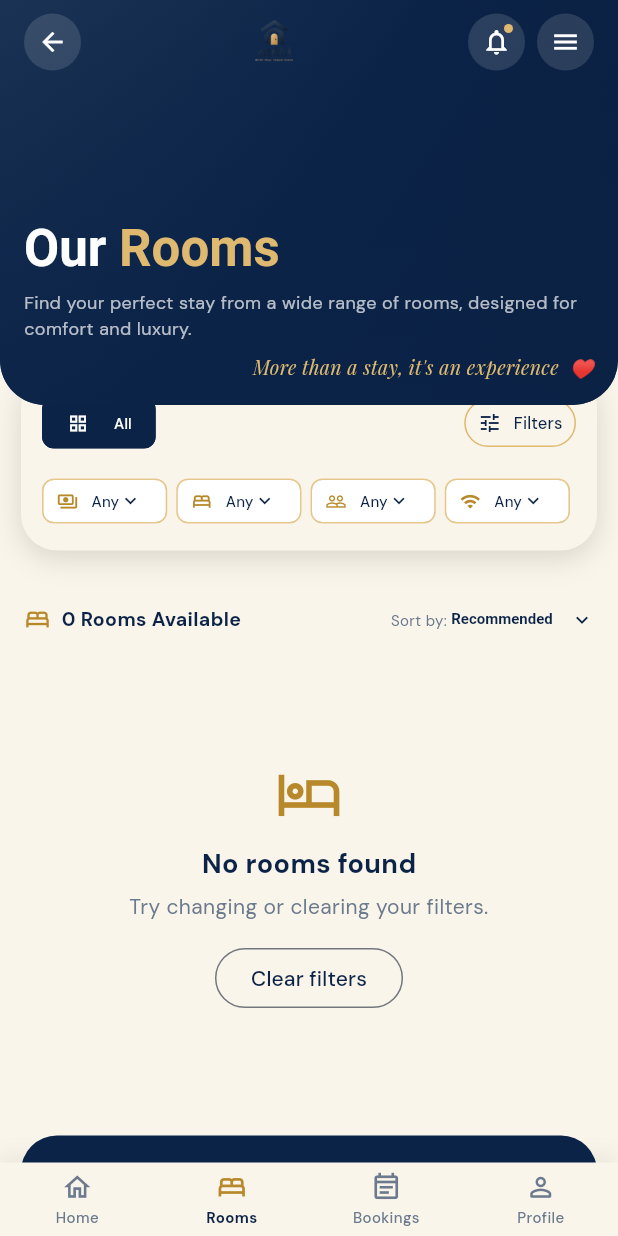
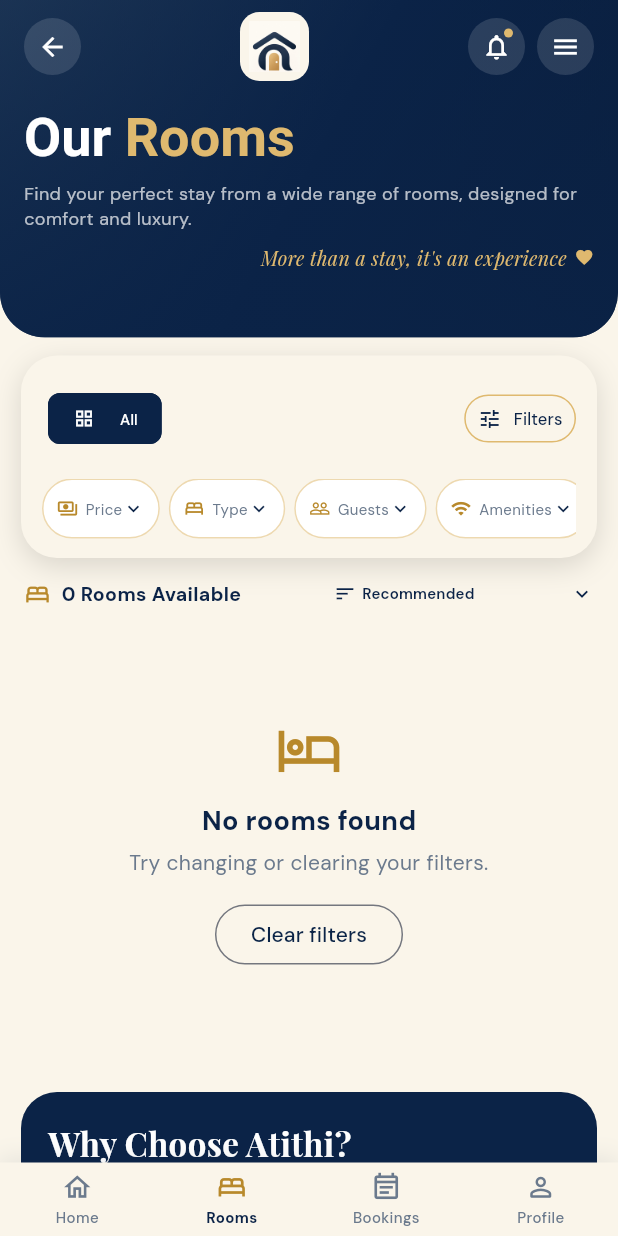
Before and after one commit to JeelDave08/Atithi, a Flutter app: the RoomsScreen screen opened by its route, on a phone screen of 412 x 824 dp. Run offline on Flutter 3.47's test engine with Material 3 defaults, Android fonts, the light colour scheme and no system bars; our stand-ins replace cached_network_image, cloud_firestore, firebase_auth, firebase_core, flutter_native_splash, flutter_riverpod and 7 more; accounts and stored records are empty.

Commit message:
rooms fix

```diff
--- a/lib/screens/rooms/rooms_screen.dart
+++ b/lib/screens/rooms/rooms_screen.dart
@@ -169,7 +169,12 @@ class _RoomsScreenState extends ConsumerState<RoomsScreen> {
   }
 
   @override
-  Widget build(BuildContext context) => Scaffold(
+  Widget build(BuildContext context) {
+    final media = MediaQuery.of(context);
+    final textScale = media.textScaler.scale(1).clamp(1.0, 1.15).toDouble();
+    return MediaQuery(
+      data: media.copyWith(textScaler: TextScaler.linear(textScale)),
+      child: Scaffold(
         backgroundColor: AppColors.cream,
         body: SafeArea(
           bottom: false,
@@ -179,13 +184,11 @@ class _RoomsScreenState extends ConsumerState<RoomsScreen> {
             child: LayoutBuilder(
               builder: (context, constraints) {
                 final maxWidth = constraints.maxWidth;
-            final columns = maxWidth < 380
+                final columns = maxWidth < 600
                     ? 1
-                : maxWidth < 700
+                    : maxWidth < 900
                     ? 2
-                : maxWidth < 1050
-                ? 3
-                : 4;
+                    : 3;
                 final contentWidth = maxWidth > 1200 ? 1160.0 : maxWidth;
 
                 return CustomScrollView(
@@ -193,17 +196,19 @@ class _RoomsScreenState extends ConsumerState<RoomsScreen> {
                     SliverToBoxAdapter(
                       child: RoomsHeader(
                         imageUrl:
-                        _rooms.isNotEmpty && _rooms.first.imageUrls.isNotEmpty
+                            _rooms.isNotEmpty &&
+                                _rooms.first.imageUrls.isNotEmpty
                             ? _rooms.first.imageUrls.first
                             : null,
                       ),
                     ),
                     SliverToBoxAdapter(
-                  child: Transform.translate(
-                    offset: const Offset(0, -22),
                       child: Padding(
-                      padding: EdgeInsets.symmetric(
-                        horizontal: maxWidth > 700 ? 24 : 14,
+                        padding: EdgeInsets.fromLTRB(
+                          maxWidth > 700 ? 24 : 14,
+                          12,
+                          maxWidth > 700 ? 24 : 14,
+                          12,
                         ),
                         child: RoomFilterBar(
                           categories: _categories,
@@ -218,7 +223,6 @@ class _RoomsScreenState extends ConsumerState<RoomsScreen> {
                           },
                           onFilter: _apply,
                           onClear: _clear,
-                      ),
                         ),
                       ),
                     ),
@@ -267,7 +271,11 @@ class _RoomsScreenState extends ConsumerState<RoomsScreen> {
                         ),
                       ),
                     ),
-                const SliverToBoxAdapter(child: SizedBox(height: 12)),
+                    SliverToBoxAdapter(
+                      child: SizedBox(
+                        height: MediaQuery.paddingOf(context).bottom + 63,
+                      ),
+                    ),
                   ],
                 );
               },
@@ -275,7 +283,9 @@ class _RoomsScreenState extends ConsumerState<RoomsScreen> {
           ),
         ),
         bottomNavigationBar: const _RoomsNavigation(),
+      ),
     );
+  }
 
   Widget _buildResultsRow(double maxWidth, double contentWidth) => Center(
     child: ConstrainedBox(
@@ -288,12 +298,17 @@ class _RoomsScreenState extends ConsumerState<RoomsScreen> {
           15,
         ),
         child: Row(
+          mainAxisAlignment: MainAxisAlignment.spaceBetween,
           children: [
             const Icon(Icons.bed_outlined, color: AppColors.darkGold, size: 18),
             const SizedBox(width: 7),
             Expanded(
               child: Text(
-                '${_rooms.length} Rooms Available',
+                maxWidth < 360
+                    ? '${_rooms.length} Rooms'
+                    : '${_rooms.length} Rooms Available',
+                maxLines: 1,
+                overflow: TextOverflow.ellipsis,
                 style: const TextStyle(
                   color: AppColors.navy,
                   fontSize: 13,
@@ -301,23 +316,24 @@ class _RoomsScreenState extends ConsumerState<RoomsScreen> {
                 ),
               ),
             ),
-            const Text(
-              'Sort by: ',
-              style: TextStyle(color: AppColors.greyText, fontSize: 10),
-            ),
-            DropdownButtonHideUnderline(
+            const SizedBox(width: 8),
+            Flexible(
+              child: DropdownButtonHideUnderline(
                 child: DropdownButton<String>(
+                  isDense: true,
+                  isExpanded: true,
                   value: _sort,
                   icon: const Icon(
                     Icons.keyboard_arrow_down,
                     size: 16,
                     color: AppColors.navy,
                   ),
-                style: const TextStyle(
-                  color: AppColors.navy,
-                  fontSize: 10,
-                  fontWeight: FontWeight.w600,
-                ),
+                  selectedItemBuilder: (context) => const [
+                    _SortLabel('Recommended'),
+                    _SortLabel('Price ↑'),
+                    _SortLabel('Price ↓'),
+                    _SortLabel('Rating'),
+                  ],
                   items:
                       [
                         'Recommended',
@@ -325,13 +341,21 @@ class _RoomsScreenState extends ConsumerState<RoomsScreen> {
                         'Price High to Low',
                         'Rating',
                       ].map((sort) {
-                      return DropdownMenuItem(value: sort, child: Text(sort));
+                        return DropdownMenuItem(
+                          value: sort,
+                          child: Text(
+                            sort,
+                            maxLines: 1,
+                            overflow: TextOverflow.ellipsis,
+                          ),
+                        );
                       }).toList(),
                   onChanged: (sort) {
                     if (sort == null) return;
                     setState(() => _sort = sort);
                     _load();
                   },
+                ),
               ),
             ),
           ],
@@ -414,7 +438,9 @@ class _RoomsScreenState extends ConsumerState<RoomsScreen> {
             const SizedBox(height: 12),
             SelectableText(
               debugDetails,
-              style: const TextStyle(color: AppColors.greyText, fontSize: 11),
+              maxLines: 3,
+              textAlign: TextAlign.center,
+              style: const TextStyle(color: AppColors.greyText, fontSize: 10),
             ),
           ],
           const SizedBox(height: 14),
@@ -574,6 +600,32 @@ class _RoomsNavigation extends StatelessWidget {
   );
 }
 
+class _SortLabel extends StatelessWidget {
+  const _SortLabel(this.label);
+  final String label;
+
+  @override
+  Widget build(BuildContext context) => Row(
+    mainAxisSize: MainAxisSize.min,
+    children: [
+      const Icon(Icons.sort, size: 15, color: AppColors.navy),
+      const SizedBox(width: 4),
+      Flexible(
+        child: Text(
+          label,
+          maxLines: 1,
+          overflow: TextOverflow.ellipsis,
+          style: const TextStyle(
+            color: AppColors.navy,
+            fontSize: 10,
+            fontWeight: FontWeight.w600,
+          ),
+        ),
+      ),
+    ],
+  );
+}
+
 class RoomDetailsScreen extends StatelessWidget {
   const RoomDetailsScreen({
     required this.roomId,
--- a/lib/screens/rooms/widgets/room_card.dart
+++ b/lib/screens/rooms/widgets/room_card.dart
@@ -213,10 +213,13 @@ class RoomCard extends StatelessWidget {
                               fontWeight: FontWeight.w700,
                             ),
                           ),
-                          child: const Text(
-                            'View Details →',
-                            maxLines: 1,
-                            overflow: TextOverflow.ellipsis,
+                          child: const FittedBox(
+                            fit: BoxFit.scaleDown,
+                            child: Text(
+                              'View Details →',
+                              maxLines: 1,
+                              softWrap: false,
+                            ),
                           ),
                         ),
                       ),
@@ -237,10 +240,13 @@ class RoomCard extends StatelessWidget {
                               fontWeight: FontWeight.w700,
                             ),
                           ),
-                          child: const Text(
-                            'Book Now →',
-                            maxLines: 1,
-                            overflow: TextOverflow.ellipsis,
+                          child: const FittedBox(
+                            fit: BoxFit.scaleDown,
+                            child: Text(
+                              'Book Now →',
+                              maxLines: 1,
+                              softWrap: false,
+                            ),
                           ),
                         ),
                       ),
--- a/lib/screens/rooms/widgets/room_filter_bar.dart
+++ b/lib/screens/rooms/widgets/room_filter_bar.dart
@@ -41,13 +41,16 @@ class RoomFilterBar extends StatelessWidget {
         Row(
           children: [
             Expanded(
-              child: SizedBox(
-                height: 38,
-                child: ListView(
+              child: SingleChildScrollView(
                 scrollDirection: Axis.horizontal,
+                padding: const EdgeInsets.all(4),
+                child: Row(
+                  mainAxisSize: MainAxisSize.min,
                   children: [
                     _category('All', Icons.grid_view),
-                    ...categories.map((c) => _category(c, Icons.bed_outlined)),
+                    ...categories
+                        .where((c) => c != 'All')
+                        .map((c) => _category(c, Icons.bed_outlined)),
                   ],
                 ),
               ),
@@ -133,18 +136,48 @@ class RoomFilterBar extends StatelessWidget {
     String value,
   ) => Padding(
     padding: const EdgeInsets.only(right: 6),
-    child: ActionChip(
-      onPressed: () => _sheet(context, title),
-      avatar: Icon(icon, size: 14, color: AppColors.darkGold),
-      label: Row(
+    child: Material(
+      color: Colors.white,
+      shape: StadiumBorder(
+        side: BorderSide(color: AppColors.gold.withValues(alpha: .55)),
+      ),
+      child: InkWell(
+        onTap: () => _sheet(context, title),
+        customBorder: const StadiumBorder(),
+        child: ConstrainedBox(
+          constraints: const BoxConstraints(minHeight: 40),
+          child: Padding(
+            padding: const EdgeInsets.symmetric(horizontal: 10, vertical: 7),
+            child: Row(
               mainAxisSize: MainAxisSize.min,
               children: [
+                Icon(icon, size: 14, color: AppColors.darkGold),
+                const SizedBox(width: 5),
                 Text(
-            value,
+                  _shortLabel(title),
                   maxLines: 1,
                   overflow: TextOverflow.ellipsis,
-            style: const TextStyle(fontSize: 10, color: AppColors.navy),
+                  style: const TextStyle(
+                    fontSize: 10,
+                    color: AppColors.greyText,
                   ),
+                ),
+                if (value != 'Any') ...[
+                  const SizedBox(width: 4),
+                  ConstrainedBox(
+                    constraints: const BoxConstraints(maxWidth: 95),
+                    child: Text(
+                      _displayValue(value),
+                      maxLines: 1,
+                      overflow: TextOverflow.ellipsis,
+                      style: const TextStyle(
+                        fontSize: 10,
+                        color: AppColors.navy,
+                        fontWeight: FontWeight.w600,
+                      ),
+                    ),
+                  ),
+                ],
                 const Icon(
                   Icons.keyboard_arrow_down,
                   size: 15,
@@ -152,11 +185,25 @@ class RoomFilterBar extends StatelessWidget {
                 ),
               ],
             ),
-      backgroundColor: Colors.white,
-      side: BorderSide(color: AppColors.gold.withValues(alpha: .55)),
-      visualDensity: VisualDensity.compact,
+          ),
+        ),
+      ),
     ),
   );
+
+  String _shortLabel(String title) => switch (title) {
+    'Price Range' => 'Price',
+    'Room Type' => 'Type',
+    'Capacity' => 'Guests',
+    _ => title,
+  };
+
+  String _displayValue(String value) => switch (value) {
+    'Under 4000' => 'Under ₹4000',
+    '4000-6000' => '₹4000–6000',
+    '6000+' => '₹6000+',
+    _ => value,
+  };
   void _sheet(BuildContext context, String title) => showModalBottomSheet<void>(
     context: context,
     backgroundColor: AppColors.cream,
--- a/lib/screens/rooms/widgets/rooms_header.dart
+++ b/lib/screens/rooms/widgets/rooms_header.dart
@@ -7,39 +7,38 @@ import '../../../theme/app_colors.dart';
 class RoomsHeader extends StatelessWidget {
   const RoomsHeader({this.imageUrl, super.key});
   final String? imageUrl;
+
   @override
   Widget build(BuildContext context) => ClipRRect(
     borderRadius: const BorderRadius.vertical(bottom: Radius.circular(30)),
-    child: SizedBox(
-      height: 270,
     child: Stack(
-        fit: StackFit.expand,
       children: [
-          if (imageUrl != null && imageUrl!.isNotEmpty)
-            CachedNetworkImage(
+        Positioned.fill(
+          child: imageUrl != null && imageUrl!.isNotEmpty
+              ? CachedNetworkImage(
                   imageUrl: imageUrl!,
                   fit: BoxFit.cover,
                   errorWidget: (_, _, _) => const _HeaderFallback(),
                 )
-          else
-            const _HeaderFallback(),
-          DecoratedBox(
+              : const _HeaderFallback(),
+        ),
+        const Positioned.fill(
+          child: DecoratedBox(
             decoration: BoxDecoration(
               gradient: LinearGradient(
                 begin: Alignment.topCenter,
                 end: Alignment.bottomCenter,
-                colors: [
-                  AppColors.navy.withValues(alpha: .46),
-                  AppColors.navy.withValues(alpha: .88),
-                ],
+                colors: [Color(0x750B2347), Color(0xE00B2347)],
+              ),
             ),
           ),
         ),
         SafeArea(
           bottom: false,
           child: Padding(
-              padding: const EdgeInsets.fromLTRB(16, 7, 16, 15),
+            padding: const EdgeInsets.fromLTRB(16, 8, 16, 44),
             child: Column(
+              mainAxisSize: MainAxisSize.min,
               crossAxisAlignment: CrossAxisAlignment.start,
               children: [
                 Row(
@@ -49,11 +48,18 @@ class RoomsHeader extends StatelessWidget {
                       () => Navigator.maybePop(context),
                     ),
                     const Spacer(),
-                      Image.asset(
-                        'assets/images/atithi_logo.png',
-                        width: 105,
-                        height: 42,
+                    Container(
+                      width: 46,
+                      height: 46,
+                      padding: const EdgeInsets.all(6),
+                      decoration: BoxDecoration(
+                        color: AppColors.cream,
+                        borderRadius: BorderRadius.circular(13),
+                      ),
+                      child: Image.asset(
+                        'assets/images/atithi_mark.png',
                         fit: BoxFit.contain,
+                      ),
                     ),
                     const Spacer(),
                     Stack(
@@ -74,11 +80,14 @@ class RoomsHeader extends StatelessWidget {
                     _circle(Icons.menu, () {}),
                   ],
                 ),
-                  const Spacer(),
-                  RichText(
+                const SizedBox(height: 20),
+                LayoutBuilder(
+                  builder: (context, constraints) => RichText(
+                    maxLines: 1,
+                    overflow: TextOverflow.ellipsis,
                     text: TextSpan(
                       style: GoogleFonts.playfairDisplay(
-                        fontSize: 34,
+                        fontSize: constraints.maxWidth < 380 ? 32 : 36,
                         height: 1.05,
                         fontWeight: FontWeight.w700,
                       ),
@@ -94,6 +103,7 @@ class RoomsHeader extends StatelessWidget {
                       ],
                     ),
                   ),
+                ),
                 const SizedBox(height: 8),
                 const Text(
                   'Find your perfect stay from a wide range of rooms, designed for comfort and luxury.',
@@ -106,12 +116,15 @@ class RoomsHeader extends StatelessWidget {
                   ),
                 ),
                 const SizedBox(height: 8),
-                  Align(
-                    alignment: Alignment.centerRight,
+                Row(
+                  mainAxisAlignment: MainAxisAlignment.end,
+                  children: [
+                    Flexible(
                       child: Text(
-                      "More than a stay, it's an experience  ♥",
+                        "More than a stay, it's an experience",
                         maxLines: 1,
                         overflow: TextOverflow.ellipsis,
+                        textAlign: TextAlign.right,
                         style: GoogleFonts.playfairDisplay(
                           color: AppColors.gold,
                           fontSize: 13,
@@ -119,12 +132,15 @@ class RoomsHeader extends StatelessWidget {
                         ),
                       ),
                     ),
+                    const SizedBox(width: 5),
+                    const Icon(Icons.favorite, size: 13, color: AppColors.gold),
+                  ],
+                ),
               ],
             ),
           ),
         ),
       ],
-      ),
     ),
   );
   Widget _circle(IconData icon, VoidCallback onTap) => Material(
```
Lines whose indentation alone changed are shown as unchanged.
